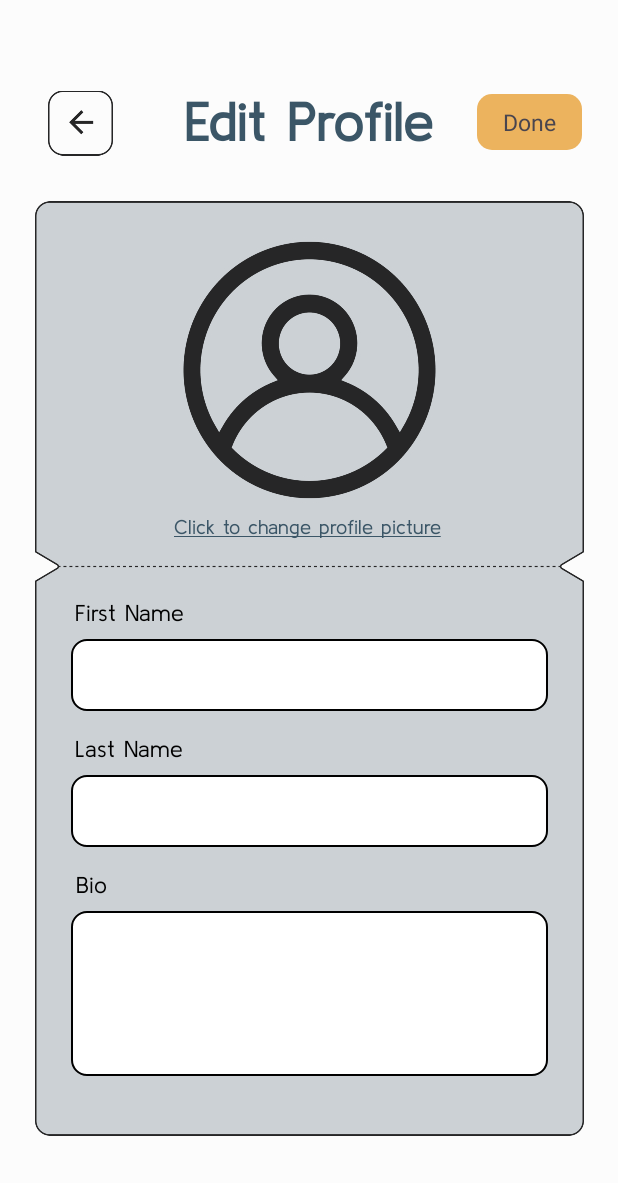
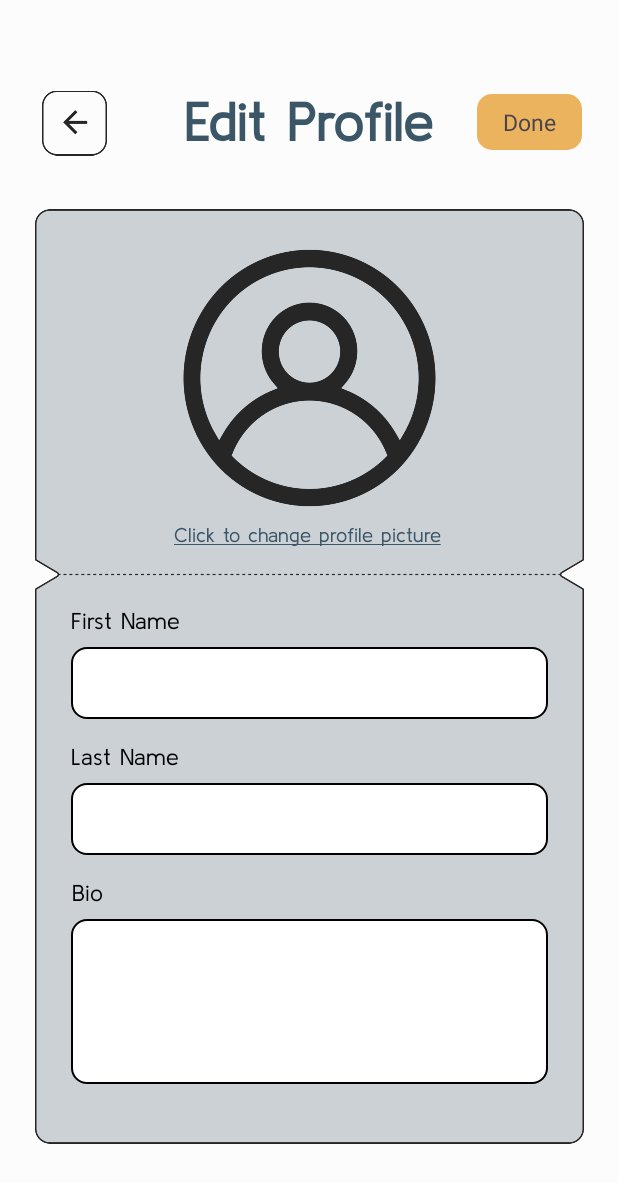
Before and after one commit to qiting2270/Comp90018-Wanderly, an Android app: the EditProfileActivity screen opened directly, with no data from a screen before it, on a phone screen of 412 x 824 dp. Shown: the top 1183 px of the screen. Run offline under Robolectric (Android 15) with nearby library versions, the light colour scheme and no system bars; our stand-ins replace Firebase (no records; nobody signed in at launch, a user with empty details on screens opened directly).

Commit message:
fixed minor UI

```diff
--- a/Wanderly/app/src/main/res/layout/activity_edit_profile.xml
+++ b/Wanderly/app/src/main/res/layout/activity_edit_profile.xml
@@ -12,7 +12,7 @@
         android:id="@+id/back_icon"
         android:layout_width="43dp"
         android:layout_height="44dp"
-        android:layout_marginStart="32dp"
+        android:layout_marginStart="28dp"
         android:layout_marginTop="60dp"
         app:layout_constraintEnd_toEndOf="parent"
         app:layout_constraintHorizontal_bias="0.0"
@@ -54,7 +54,7 @@
         android:id="@+id/imageView17"
         android:layout_width="366dp"
         android:layout_height="623dp"
-        android:layout_marginTop="32dp"
+        android:layout_marginTop="37dp"
         app:layout_constraintEnd_toEndOf="parent"
         app:layout_constraintStart_toStartOf="parent"
         app:layout_constraintTop_toBottomOf="@+id/edit_profile_text"
@@ -88,7 +88,7 @@
         android:id="@+id/textView24"
         android:layout_width="wrap_content"
         android:layout_height="wrap_content"
-        android:layout_marginStart="24dp"
+        android:layout_marginStart="21.5dp"
         android:layout_marginTop="40dp"
         android:fontFamily="@font/kulim_park"
         android:text="First Name"
@@ -116,7 +116,7 @@
         android:id="@+id/textView25"
         android:layout_width="wrap_content"
         android:layout_height="wrap_content"
-        android:layout_marginStart="24dp"
+        android:layout_marginStart="21.5dp"
         android:layout_marginTop="16dp"
         android:fontFamily="@font/kulim_park"
         android:text="Last Name"
@@ -144,7 +144,7 @@
         android:id="@+id/textView26"
         android:layout_width="wrap_content"
         android:layout_height="wrap_content"
-        android:layout_marginStart="24dp"
+        android:layout_marginStart="21.5dp"
         android:layout_marginTop="16dp"
         android:fontFamily="@font/kulim_park"
         android:text="Bio"
```
